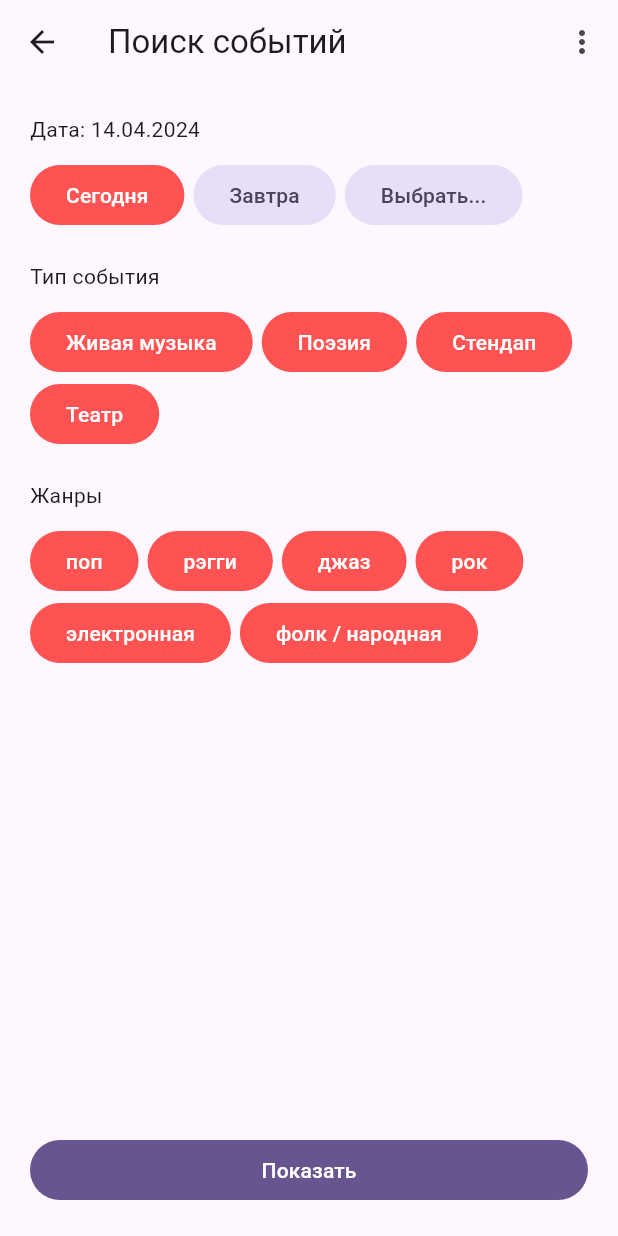
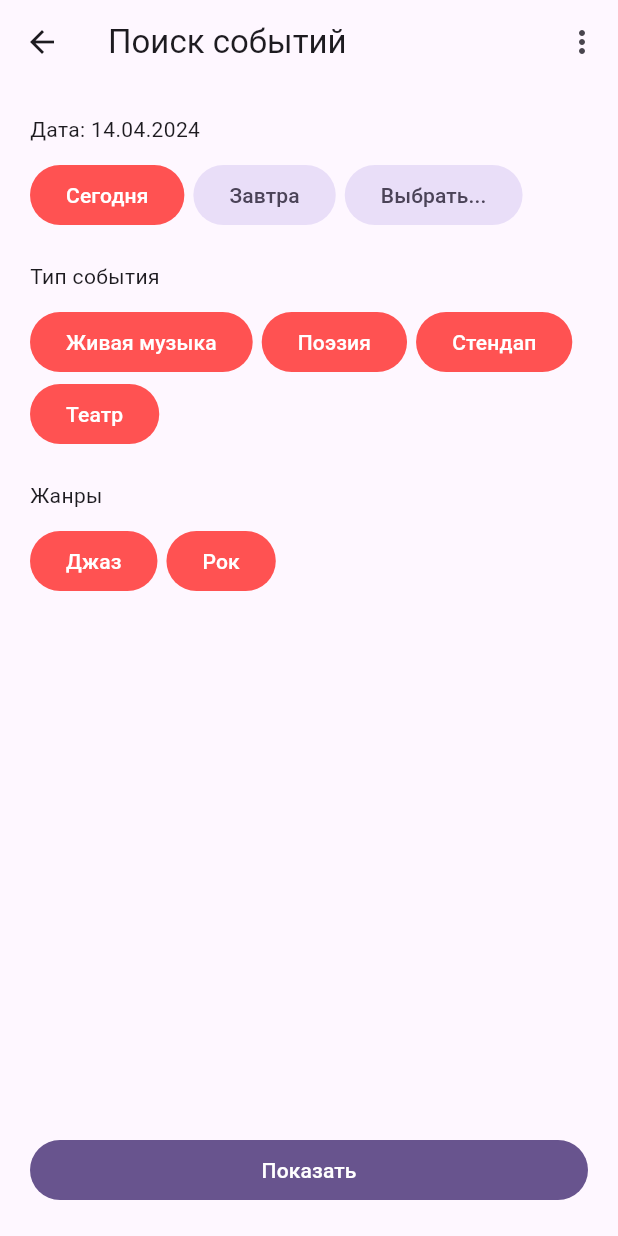
Before and after one commit to igieske/events.baroo.app, a Flutter app: the screen it shows after launch, after a tap on "Поиск событий", on a phone screen of 412 x 824 dp. Run offline on Flutter 3.47's test engine with Material 3 defaults, Android fonts, the light colour scheme and no system bars; our stand-ins replace bloc, flutter_bloc, go_router, shared_preferences.

Commit message:
SearchCaseForm: use CaseGenre model.

```diff
--- a/lib/pages/search/search_case_form.dart
+++ b/lib/pages/search/search_case_form.dart
@@ -3,6 +3,7 @@ import 'package:flutter/material.dart';
 import 'package:intl/intl.dart';
 
 import 'package:baroo/models/case_type.dart';
+import 'package:baroo/models/case_genre.dart';
 import 'package:baroo/services/constants.dart';
 
 
@@ -35,7 +36,7 @@ class _SearchCaseFormState extends State<SearchCaseForm> {
   DateTime? dateEnd;
 
   List<CaseType> formCaseTypes = List.from(caseTypes);
-  List<String> formCaseGenres = [];
+  List<CaseGenre> formCaseGenres = List.from(caseGenres);
 
   Map<String, dynamic> encodeSearchForm() {
     Map<String, dynamic> args = {};
@@ -50,6 +51,7 @@ class _SearchCaseFormState extends State<SearchCaseForm> {
     if (caseTypes.length != formCaseTypes.length) {
       args['case_types'] = formCaseTypes.map((item) => item.slug);
     }
+    // todo: жанры
     return args;
   }
 
@@ -157,44 +159,18 @@ class _SearchCaseFormState extends State<SearchCaseForm> {
               const SizedBox(height: 10),
               Wrap(
                 spacing: 6,
-                children: [
-                  {
-                    'value': 'pop',
-                    'label': 'поп'
-                  },
-                  {
-                    'value': 'reggae',
-                    'label': 'рэгги'
-                  },
-                  {
-                    'value': 'jazz',
-                    'label': 'джаз'
-                  },
-                  {
-                    'value': 'rock',
-                    'label': 'рок'
-                  },
-                  {
-                    'value': 'electronic',
-                    'label': 'электронная'
-                  },
-                  {
-                    'value': 'folk',
-                    'label': 'фолк / народная'
-                  },
-                ].map((caseType) {
-                  final bool isOn =
-                    formCaseGenres.isEmpty || formCaseGenres.contains(caseType['value']);
+                children: caseGenres.map((CaseGenre caseGenre) {
+                  final bool isOn = formCaseGenres.contains(caseGenre);
                   return FilledButton.tonal(
                     onPressed: () => setState(() {
                       if (isOn) {
-                        formCaseGenres.removeWhere((item) => item == caseType['value']);
+                        formCaseGenres.removeWhere((item) => item == caseGenre);
                       } else {
-                        formCaseGenres.add(caseType['value']!);
+                        formCaseGenres.add(caseGenre);
                       }
                     }),
                     style: isOn ? _selectedButtonStyle : null,
-                    child: Text(caseType['label']!),
+                    child: Text(caseGenre.label),
                   );
                 }).toList(),
               ),
```
